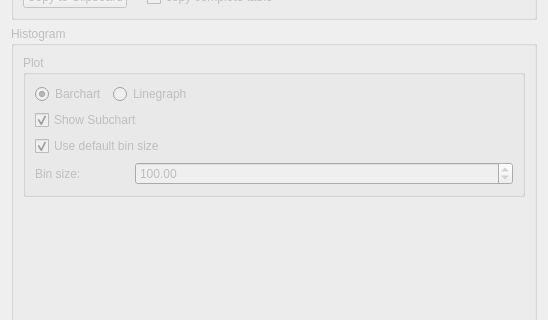
Qt form Plugins/org.mitk.gui.qt.measurementtoolbox/src/internal/QmitkImageStatisticsViewControls.ui (MITK/MITK) before a commit; both pictures show x 0 to 548 and y 306 to 626 of the 548 by 812 pixel window.
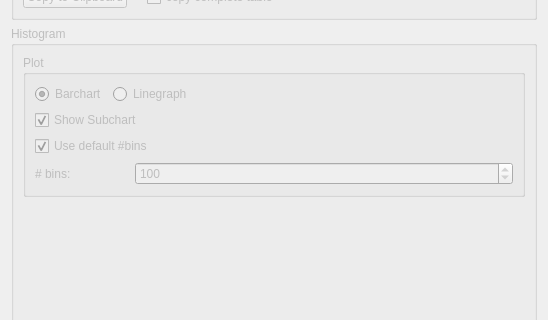
The same form after that commit. Custom widgets are drawn as their Qt base class.

Commit message: Renamed elements to #bins

Diff of the .ui file:
```diff
--- a/Plugins/org.mitk.gui.qt.measurementtoolbox/src/internal/QmitkImageStatisticsViewControls.ui
+++ b/Plugins/org.mitk.gui.qt.measurementtoolbox/src/internal/QmitkImageStatisticsViewControls.ui
@@ -466,7 +466,7 @@
          <item>
           <widget class="QCheckBox" name="m_UseDefaultBinSizeBox">
            <property name="text">
-            <string>Use default bin size</string>
+            <string>Use default #bins</string>
            </property>
            <property name="checked">
             <bool>true</bool>
@@ -512,29 +512,23 @@
                </size>
               </property>
               <property name="text">
-               <string>Bin size:</string>
+               <string># bins:</string>
               </property>
              </widget>
             </item>
             <item row="1" column="1">
-             <widget class="QDoubleSpinBox" name="m_HistogramBinSizeSpinbox">
+             <widget class="QSpinBox" name="m_HistogramNBinsSpinbox">
               <property name="toolTip">
                <string>Press enter to recalculate statistics with new bin size.</string>
               </property>
-              <property name="frame">
-               <bool>true</bool>
-              </property>
-              <property name="decimals">
-               <number>2</number>
-              </property>
               <property name="minimum">
-               <double>0.010000000000000</double>
+               <number>1</number>
               </property>
               <property name="maximum">
-               <double>1000000.000000000000000</double>
+               <number>10000</number>
               </property>
               <property name="value">
-               <double>100.000000000000000</double>
+               <number>100</number>
               </property>
              </widget>
             </item>
```
Left out of the diff: 4 changed lines with no effect on the pictures.
